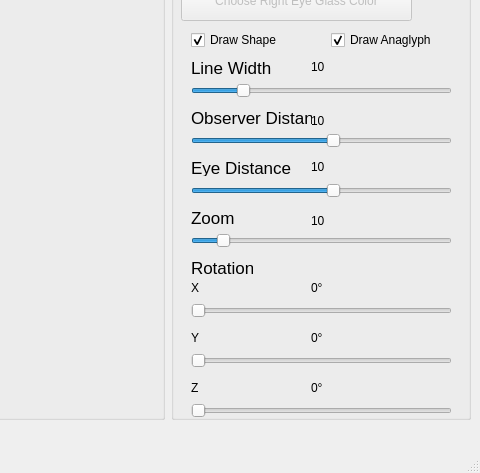
The window that Qt-Anaglyph/mainwindow.ui (wrutkowski/Qt-Anaglyph) describes before a commit, drawn with Qt 5; both pictures show x 720 to 1200 and y 277 to 750 of the 1200 by 750 pixel window.
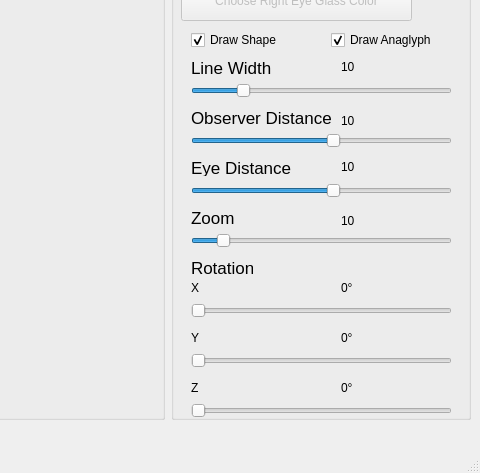
The same window after the commit.

What changed in the file:
```diff
--- a/Qt-Anaglyph/mainwindow.ui
+++ b/Qt-Anaglyph/mainwindow.ui
@@ -337,7 +337,7 @@
        <widget class="QLabel" name="labelY">
         <property name="geometry">
          <rect>
-          <x>140</x>
+          <x>170</x>
           <y>590</y>
           <width>31</width>
           <height>16</height>
@@ -353,7 +353,7 @@
        <widget class="QLabel" name="labelZ">
         <property name="geometry">
          <rect>
-          <x>140</x>
+          <x>170</x>
           <y>640</y>
           <width>31</width>
           <height>16</height>
@@ -369,7 +369,7 @@
        <widget class="QLabel" name="labelX">
         <property name="geometry">
          <rect>
-          <x>140</x>
+          <x>170</x>
           <y>540</y>
           <width>31</width>
           <height>16</height>
@@ -486,7 +486,7 @@
          <rect>
           <x>20</x>
           <y>370</y>
-          <width>121</width>
+          <width>141</width>
           <height>16</height>
          </rect>
         </property>
@@ -502,7 +502,7 @@
        <widget class="QLabel" name="labelObserverDistance">
         <property name="geometry">
          <rect>
-          <x>140</x>
+          <x>170</x>
           <y>370</y>
           <width>31</width>
           <height>21</height>
@@ -555,7 +555,7 @@
        <widget class="QLabel" name="labelEye">
         <property name="geometry">
          <rect>
-          <x>140</x>
+          <x>170</x>
           <y>420</y>
           <width>46</width>
           <height>13</height>
@@ -586,7 +586,7 @@
        <widget class="QLabel" name="labelLine">
         <property name="geometry">
          <rect>
-          <x>140</x>
+          <x>170</x>
           <y>320</y>
           <width>46</width>
           <height>13</height>
@@ -639,7 +639,7 @@
        <widget class="QLabel" name="labelZoom">
         <property name="geometry">
          <rect>
-          <x>140</x>
+          <x>170</x>
           <y>470</y>
           <width>31</width>
           <height>21</height>
```
Left out of the diff: 7 changed lines with no effect on the pictures.
